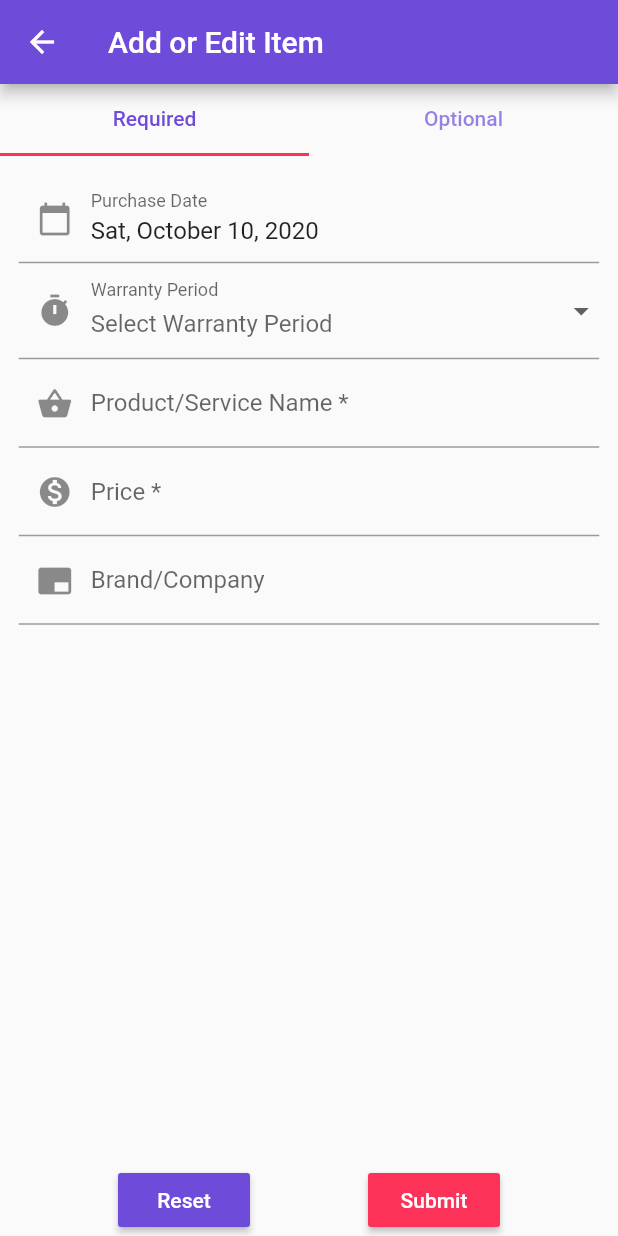
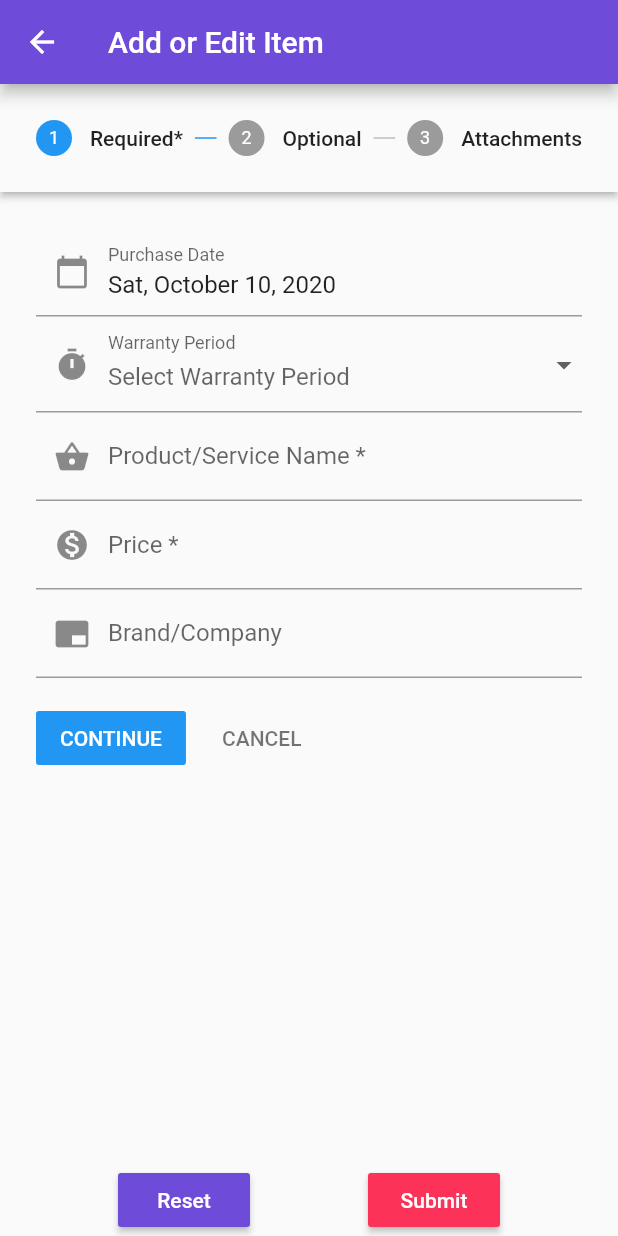
Before and after one commit to Aravin/WarrantyManager, a Flutter app: the AddItem screen opened directly, after a tap on "Submit", on a phone screen of 412 x 824 dp. Run offline on Flutter 3.47's test engine with Material 2 defaults, Android fonts, the phone set to English and light mode, and no system bars; drawn by our look-alikes of flutter_form_builder; our stand-ins replace firebase_analytics, sqflite, toast, webview_flutter; accounts and stored records are empty.

```diff
--- a/lib/main.dart
+++ b/lib/main.dart
@@ -4,14 +4,24 @@ import 'package:warranty_manager/screens/home.dart';
 
 import 'package:flutter/widgets.dart';
 
+import 'package:firebase_analytics/firebase_analytics.dart';
+import 'package:firebase_analytics/observer.dart';
+
+FirebaseAnalytics analytics = FirebaseAnalytics();
+
 void main() async {
   runApp(Main());
 }
 
 class Main extends StatelessWidget {
+  static FirebaseAnalytics analytics = FirebaseAnalytics();
+  static FirebaseAnalyticsObserver observer =
+      FirebaseAnalyticsObserver(analytics: analytics);
+
   @override
   Widget build(BuildContext context) {
     return MaterialApp(
+      navigatorObservers: <NavigatorObserver>[observer],
       theme: ThemeData(
         // primarySwatch: Colors.black,
         // This makes the visual density adapt to the platform that you run
--- a/lib/models/product.dart
+++ b/lib/models/product.dart
@@ -1,4 +1,5 @@
 import 'dart:async';
+import 'dart:typed_data';
 import 'package:sqflite/sqflite.dart';
 import 'package:warranty_manager/database/connection.dart';
 
@@ -16,6 +17,9 @@ class Product {
     this.phone,
     this.email,
     this.notes,
+    this.purchaseCopy,
+    this.warrantyCopy,
+    this.additionalImage,
   }) {
     if (this.warrantyEndDate == null && this.warrantyPeriod != null) {
       if (this.warrantyPeriod.toLowerCase().indexOf('month') > 0) {
@@ -57,6 +61,11 @@ class Product {
   // calculated field
   DateTime warrantyEndDate;
 
+  // images
+  Uint8List purchaseCopy;
+  Uint8List warrantyCopy;
+  Uint8List additionalImage;
+
   // Convert a Dog into a Map. The keys must correspond to the names of the
   // columns in the database.
   Map<String, dynamic> toMap() {
@@ -72,7 +81,10 @@ class Product {
       'salesPerson': salesPerson,
       'phone': phone,
       'email': email,
-      'notes': notes
+      'notes': notes,
+      'purchaseCopy': purchaseCopy,
+      'warrantyCopy': warrantyCopy,
+      'additionalImage': additionalImage,
     };
   }
 
@@ -99,6 +111,9 @@ class Product {
         phone: maps[i]['phone'],
         email: maps[i]['email'],
         notes: maps[i]['notes'],
+        purchaseCopy: maps[i]['purchaseCopy'],
+        warrantyCopy: maps[i]['warrantyCopy'],
+        additionalImage: maps[i]['additionalImage'],
       );
     });
   }
@@ -126,6 +141,9 @@ class Product {
       phone: this.phone,
       email: this.email,
       notes: this.notes,
+      purchaseCopy: this.purchaseCopy,
+      warrantyCopy: this.warrantyCopy,
+      additionalImage: this.additionalImage,
     );
     // In this case, replace any previous data.
     await db.insert(
@@ -153,6 +171,9 @@ class Product {
       phone: this.phone,
       email: this.email,
       notes: this.notes,
+      purchaseCopy: this.purchaseCopy,
+      warrantyCopy: this.warrantyCopy,
+      additionalImage: this.additionalImage,
     );
 
     // TODO: remove duplicate code
--- a/lib/screens/add.dart
+++ b/lib/screens/add.dart
@@ -31,6 +31,26 @@ class _AddItemState extends State<AddItem> {
   final FocusNode phoneFocus = FocusNode();
   final FocusNode emailFocus = FocusNode();
   final FocusNode notesFocus = FocusNode();
+
+  // steps
+  int currentStep = 0;
+  bool complete = false;
+
+  next() {
+    currentStep + 1 != 3
+        ? goTo(currentStep + 1)
+        : setState(() => complete = true);
+  }
+
+  cancel() {
+    if (currentStep > 0) {
+      goTo(currentStep - 1);
+    }
+  }
+
+  goTo(int step) {
+    setState(() => currentStep = step);
+  }
 
   @override
   void initState() {
@@ -69,41 +89,30 @@ class _AddItemState extends State<AddItem> {
                 'notes': widget.isUpdate ? widget.product?.notes : '',
               },
               autovalidate: false,
-              child: Column(
-                children: <Widget>[
-                  Expanded(
-                    child: DefaultTabController(
-                      length: 2,
-                      child: Scaffold(
-                        appBar: TabBar(
-                          indicatorColor: secondaryCOlor,
-                          labelColor: primaryColor,
-                          tabs: [
-                            Tab(text: 'Required'),
-                            Tab(text: 'Optional'),
-                            // Tab(text: 'Images'),
-                          ],
-                        ),
-                        body: TabBarView(
+              child: Stepper(
+                type: StepperType.horizontal,
+                currentStep: currentStep ?? 0,
+                onStepContinue: next,
+                onStepTapped: (step) => goTo(step),
+                onStepCancel: cancel,
+                steps: [
+                  Step(
+                    isActive: currentStep == 0 ? true : false,
+                    title: Text('Required*'),
+                    content: Column(
                       children: [
-                            ListView(
-                              padding: appEdgeInsets,
-                              children: <Widget>[
                         FormBuilderDateTimePicker(
                           attribute: "purchaseDate",
                           textInputAction: TextInputAction.next,
-                                  validators: [
-                                    FormBuilderValidators.required()
-                                  ],
+                          validators: [FormBuilderValidators.required()],
                           inputType: InputType.date,
                           format: DateFormat("EEE, MMMM d, yyyy"),
                           decoration: InputDecoration(
                             labelText: "Purchase Date",
                             prefixIcon: Icon(Icons.calendar_today),
                           ),
-                                  onEditingComplete: () =>
-                                      FocusScope.of(context)
-                                          .requestFocus(priceFocus),
+                          onEditingComplete: () => FocusScope.of(context)
+                              .requestFocus(warrantyFocus),
                         ),
                         FormBuilderDropdown(
                           attribute: "warranty",
@@ -113,13 +122,10 @@ class _AddItemState extends State<AddItem> {
                           ),
                           // initialValue: 'Male',
                           hint: Text('Select Warranty Period'),
-                                  validators: [
-                                    FormBuilderValidators.required()
-                                  ],
+                          validators: [FormBuilderValidators.required()],
                           items: warrantyPeriods
                               .map((period) => DropdownMenuItem(
-                                          value: period,
-                                          child: Text("$period")))
+                                  value: period, child: Text("$period")))
                               .toList(),
                         ),
                         FormBuilderTextField(
@@ -137,8 +143,7 @@ class _AddItemState extends State<AddItem> {
                             labelText: 'Product/Service Name *',
                           ),
                           onEditingComplete: () =>
-                                      FocusScope.of(context)
-                                          .requestFocus(priceFocus),
+                              FocusScope.of(context).requestFocus(priceFocus),
                         ),
                         FormBuilderTextField(
                           attribute: 'price',
@@ -156,8 +161,7 @@ class _AddItemState extends State<AddItem> {
                             labelText: 'Price *',
                           ),
                           onEditingComplete: () =>
-                                      FocusScope.of(context)
-                                          .requestFocus(companyFocus),
+                              FocusScope.of(context).requestFocus(companyFocus),
                         ),
                         FormBuilderTextField(
                           attribute: 'company',
@@ -170,17 +174,19 @@ class _AddItemState extends State<AddItem> {
                           ),
                           validators: [
                             FormBuilderValidators.required(),
-                                    FormBuilderValidators.minLength(3),
+                            FormBuilderValidators.minLength(2),
                             FormBuilderValidators.maxLength(24)
                           ],
-                                  onEditingComplete: () =>
-                                      FocusScope.of(context)
+                          onEditingComplete: () => FocusScope.of(context)
                               .requestFocus(purchasedAtFocus),
                         ),
                       ],
                     ),
-                            ListView(
-                              padding: appEdgeInsets,
+                  ),
+                  Step(
+                    isActive: currentStep == 1 ? true : false,
+                    title: Text('Optional'),
+                    content: Column(
                       children: <Widget>[
                         FormBuilderTextField(
                           attribute: 'purchasedAt',
@@ -191,8 +197,7 @@ class _AddItemState extends State<AddItem> {
                             hintText: 'Where did you purchase?',
                             labelText: 'Purchased At',
                           ),
-                                  onEditingComplete: () =>
-                                      FocusScope.of(context)
+                          onEditingComplete: () => FocusScope.of(context)
                               .requestFocus(salesPersonFocus),
                         ),
                         FormBuilderTextField(
@@ -201,13 +206,11 @@ class _AddItemState extends State<AddItem> {
                           textInputAction: TextInputAction.next,
                           decoration: const InputDecoration(
                             prefixIcon: Icon(Icons.people),
-                                    hintText:
-                                        'Do you remember sales person name?',
+                            hintText: 'Do you remember sales person name?',
                             labelText: 'Sales Person Name',
                           ),
                           onEditingComplete: () =>
-                                      FocusScope.of(context)
-                                          .requestFocus(phoneFocus),
+                              FocusScope.of(context).requestFocus(phoneFocus),
                         ),
                         FormBuilderTextField(
                           attribute: 'phone',
@@ -221,8 +224,7 @@ class _AddItemState extends State<AddItem> {
                             labelText: 'Phone number',
                           ),
                           onEditingComplete: () =>
-                                      FocusScope.of(context)
-                                          .requestFocus(emailFocus),
+                              FocusScope.of(context).requestFocus(emailFocus),
                         ),
                         FormBuilderTextField(
                           attribute: 'email',
@@ -234,8 +236,7 @@ class _AddItemState extends State<AddItem> {
                             labelText: 'Email Addresss',
                           ),
                           onEditingComplete: () =>
-                                      FocusScope.of(context)
-                                          .requestFocus(notesFocus),
+                              FocusScope.of(context).requestFocus(notesFocus),
                         ),
                         FormBuilderTextField(
                           focusNode: notesFocus,
@@ -245,41 +246,45 @@ class _AddItemState extends State<AddItem> {
                           textInputAction: TextInputAction.done,
                           decoration: const InputDecoration(
                             prefixIcon: Icon(Icons.note_add),
-                                    hintText:
-                                        'Any other additional information',
+                            hintText: 'Any other additional information',
                             labelText: 'Quick Note',
                           ),
                         ),
                       ],
                     ),
-                            // todo implement image upload
-                            // ListView(
-                            //   children: <Widget>[
-                            //     FormBuilderImagePicker(
-                            //       attribute: 'imgBill',
-                            //       decoration: const InputDecoration(
-                            //         labelText: 'Purchased Bill/Receipt',
-                            //       ),
-                            //     ),
-                            //     FormBuilderImagePicker(
-                            //       attribute: 'imgWarranty',
-                            //       decoration: const InputDecoration(
-                            //         hintText: 'Where did you purchase?',
-                            //         labelText: 'Warraty Copy',
-                            //       ),
-                            //     ),
-                            //     FormBuilderImagePicker(
-                            //       attribute: 'imgAdditional',
-                            //       decoration: const InputDecoration(
-                            //         hintText: 'Where did you purchase?',
-                            //         labelText:
-                            //             'Any Other Additional Information',
-                            //       ),
-                            //     ),
-                            //   ],
-                            // ),
+                  ),
+                  Step(
+                    isActive: currentStep == 2 ? true : false,
+                    title: Text('Attachments'),
+                    content: Column(
+                      children: [
+                        FormBuilderImagePicker(
+                          attribute: 'imgBill',
+                          decoration: const InputDecoration(
+                            labelText: 'Purchased Bill/Receipt',
+                          ),
+                          maxImages: 1,
+                        ),
+                        FormBuilderImagePicker(
+                          attribute: 'imgWarranty',
+                          decoration: const InputDecoration(
+                            hintText: 'Where did you purchase?',
+                            labelText: 'Warraty Copy',
+                          ),
+                          maxImages: 1,
+                        ),
+                        FormBuilderImagePicker(
+                          attribute: 'imgAdditional',
+                          decoration: const InputDecoration(
+                            hintText: 'Where did you purchase?',
+                            labelText: 'Any Other Additional Information',
+                          ),
+                          maxImages: 1,
+                        ),
                       ],
                     ),
+                  ),
+                ],
               ),
             ),
           ),
@@ -303,15 +308,15 @@ class _AddItemState extends State<AddItem> {
                 child: Text("Submit"),
                 onPressed: () async {
                   if (_fbKey.currentState.saveAndValidate()) {
+                    print(_fbKey.currentState.value['imgBill']);
                     // product.customQuery1();
                     // product.customQuery2();
                     if (widget.isUpdate == true) {
-                              widget.product.name = _fbKey
-                                  .currentState.value['product']
+                      widget.product.name = _fbKey.currentState.value['product']
                           .toString()
                           .trim();
-                              widget.product.price = double.parse(
-                                  _fbKey.currentState.value['price']);
+                      widget.product.price =
+                          double.parse(_fbKey.currentState.value['price']);
                       widget.product.purchaseDate =
                           _fbKey.currentState.value['purchaseDate'];
                       widget.product.warrantyPeriod = _fbKey
@@ -330,29 +335,21 @@ class _AddItemState extends State<AddItem> {
                           .currentState.value['salesPerson']
                           .toString()
                           .trim();
-                              widget.product.phone = _fbKey
-                                  .currentState.value['phone']
+                      widget.product.phone =
+                          _fbKey.currentState.value['phone'].toString().trim();
+                      widget.product.email =
+                          _fbKey.currentState.value['email'].toString().trim();
+                      widget.product.notes = _fbKey.currentState.value['notes'];
+                      widget.product.updateProduct();
+                      Toast.show("Updated Product Successfully!", context,
+                          duration: Toast.LENGTH_LONG, gravity: Toast.BOTTOM);
+                    } else {
+                      Product newProduct = Product();
+                      newProduct.name = _fbKey.currentState.value['product']
                           .toString()
                           .trim();
-                              widget.product.email = _fbKey
-                                  .currentState.value['email']
-                                  .toString()
-                                  .trim();
-                              widget.product.notes =
-                                  _fbKey.currentState.value['notes'];
-                              widget.product.updateProduct();
-                              Toast.show(
-                                  "Updated Product Successfully!", context,
-                                  duration: Toast.LENGTH_LONG,
-                                  gravity: Toast.BOTTOM);
-                            } else {
-                              Product newProduct = Product();
-                              newProduct.name = _fbKey
-                                  .currentState.value['product']
-                                  .toString()
-                                  .trim();
-                              newProduct.price = double.parse(
-                                  _fbKey.currentState.value['price']);
+                      newProduct.price =
+                          double.parse(_fbKey.currentState.value['price']);
                       newProduct.purchaseDate =
                           _fbKey.currentState.value['purchaseDate'];
                       newProduct.warrantyPeriod = _fbKey
@@ -363,28 +360,21 @@ class _AddItemState extends State<AddItem> {
                           .currentState.value['purchasedAt']
                           .toString()
                           .trim();
-                              newProduct.company = _fbKey
-                                  .currentState.value['company']
+                      newProduct.company = _fbKey.currentState.value['company']
                           .toString()
                           .trim();
                       newProduct.salesPerson = _fbKey
                           .currentState.value['salesPerson']
                           .toString()
                           .trim();
-                              newProduct.phone = _fbKey
-                                  .currentState.value['phone']
-                                  .toString()
-                                  .trim();
-                              newProduct.email = _fbKey
-                                  .currentState.value['email']
-                                  .toString()
-                                  .trim();
-                              newProduct.notes =
-                                  _fbKey.currentState.value['notes'];
+                      newProduct.phone =
+                          _fbKey.currentState.value['phone'].toString().trim();
+                      newProduct.email =
+                          _fbKey.currentState.value['email'].toString().trim();
+                      newProduct.notes = _fbKey.currentState.value['notes'];
                       newProduct.insertProduct();
                       Toast.show("Saved Product Successfully!", context,
-                                  duration: Toast.LENGTH_LONG,
-                                  gravity: Toast.BOTTOM);
+                          duration: Toast.LENGTH_LONG, gravity: Toast.BOTTOM);
                     }
                     // print(await product.getProducts());
                     setState(() {
@@ -398,10 +388,6 @@ class _AddItemState extends State<AddItem> {
           ),
         ],
       ),
-            ),
-          ),
-        ],
-      ),
     );
   }
 }
--- a/lib/screens/home.dart
+++ b/lib/screens/home.dart
@@ -17,17 +17,7 @@ class Home extends StatefulWidget {
 }
 
 class _HomeState extends State<Home> {
-  final GlobalKey<ScaffoldState> _drawerKey = GlobalKey();
-
-  void _openDrawer() {
-    _drawerKey.currentState.openDrawer();
-  }
-
   final product = new Product();
-
-  Future<List<Product>> _products() async {
-    return product.getProducts();
-  }
 
   Future<void> _launchInBrowser(String url) async {
     if (await canLaunch(url)) {
--- a/lib/screens/privacy_policy.dart
+++ b/lib/screens/privacy_policy.dart
@@ -1,7 +1,6 @@
 import 'dart:async';
 
 import 'package:flutter/material.dart';
-import 'package:warranty_manager/contants.dart';
 import 'package:webview_flutter/webview_flutter.dart';
 
 class PrivacyPolicyScreen extends StatefulWidget {
@@ -32,7 +31,6 @@ class _PrivacyPolicyScreenState extends State<PrivacyPolicyScreen> {
             onWebViewCreated: (WebViewController webViewController) {
               _controller.complete(webViewController);
             },
-            // TODO(iskakaushik): Remove this when collection literals makes it to stable.
             // ignore: prefer_collection_literals
             javascriptChannels: <JavascriptChannel>[
               _toasterJavascriptChannel(context),
--- a/pubspec.yaml
+++ b/pubspec.yaml
@@ -36,11 +36,17 @@ dependencies:
   toast: ^0.1.5
   webview_flutter: ^0.3.22+1
   url_launcher: ^5.5.0
+  firebase_core: "^0.5.0"
+  firebase_analytics: "^6.0.1"
+  firebase_crashlytics: "^0.2.1"
 
 dev_dependencies:
   flutter_test:
     sdk: flutter
   flutter_launcher_icons: 0.7.5
+
+dependency_overrides:
+  flutter_chips_input: ^1.9.0-dev.1
 
 flutter_icons:
   android: "ic_launcher"
```
Also changed, not shown: pubspec.lock, 3 other files. Lines whose indentation alone changed are shown as unchanged.
